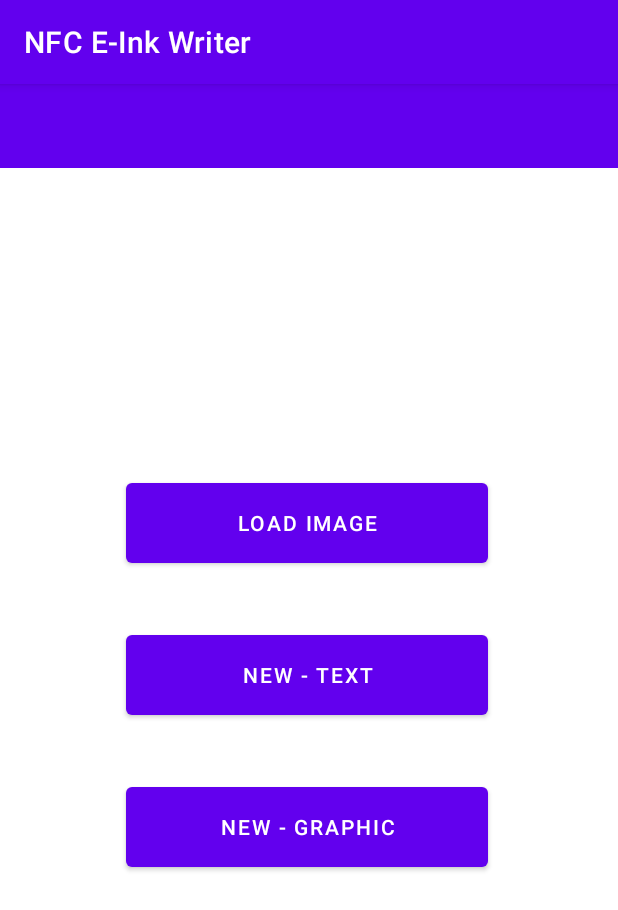
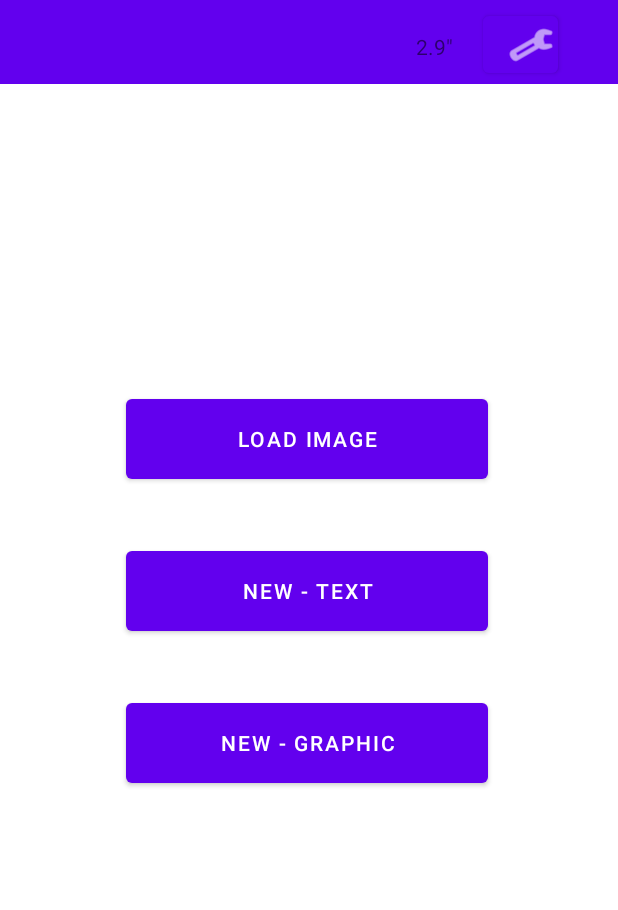
Before and after one commit to sunsetroute1/sankara, an Android app: the screen it shows after launch (MainActivity), on a phone screen of 412 x 824 dp. Shown: the top 910 px of the screen. Run offline under Robolectric (Android 15) with nearby library versions, the phone set to English and light mode, and no system bars.

Commit message:
Improve: Add action bar, screen size preference
 - Add action bar / top bar
 - Add screen size preference display in top bar
 - Add screen size preference edit dialog, save to sharedPrefs
 - Add Preferences wrapper class

```diff
--- /dev/null
+++ b/app/src/main/java/com/joshuatz/nfceinkwriter/Constants.kt
@@ -0,0 +1,23 @@
+package com.joshuatz.nfceinkwriter
+
+// Order matches WS SDK Enum
+var ScreenSizes = arrayOf(
+    "2.13\"",
+    "2.9\"",
+    "4.2\"",
+    "7.5\"",
+    "7.5\" HD",
+    "2.7\"",
+    "2.9\" v.B",
+)
+
+var DefaultScreenSize = ScreenSizes[1];
+
+object Constants {
+    var Preference_File_Key = "Preferences";
+    var PreferenceKeys = PrefKeys;
+}
+
+object PrefKeys {
+    var DisplaySize = "Display_Size";
+}
--- a/app/src/main/java/com/joshuatz/nfceinkwriter/MainActivity.kt
+++ b/app/src/main/java/com/joshuatz/nfceinkwriter/MainActivity.kt
@@ -2,6 +2,7 @@ package com.joshuatz.nfceinkwriter
 
 import android.app.Activity
 import android.app.PendingIntent
+import android.content.Context
 import android.content.Intent
 import android.content.IntentFilter
 import android.net.Uri
@@ -11,9 +12,11 @@ import androidx.appcompat.app.AppCompatActivity
 import android.os.Bundle
 import android.util.Log
 import android.widget.Button
+import android.widget.TextView
 import android.widget.Toast
 
 class MainActivity : AppCompatActivity() {
+    private var mPreferencesController: Preferences? = null;
     private var mNfcAdapter: NfcAdapter? = null;
     private var mPendingIntent: PendingIntent? = null;
     private var mNfcTechList = arrayOf(arrayOf(NfcA::class.java.name));
@@ -22,9 +25,18 @@ class MainActivity : AppCompatActivity() {
     private enum class IntentCodes {
         ImageFilePicked
     }
+
     override fun onCreate(savedInstanceState: Bundle?) {
         super.onCreate(savedInstanceState);
         setContentView(R.layout.activity_main);
+
+        // Register action bar / toolbar
+        setSupportActionBar(findViewById(R.id.main_toolbar));
+
+        // Get user preferences
+        this.mPreferencesController = Preferences(this);
+        var sharedPrefs = this.mPreferencesController?.getPreferences();
+        this.updateScreenSizeDisplay(null);
 
         // Set up intent and intent filters for NFC / NDEF scanning
         // This is part of the setup for foreground dispatch system
@@ -47,9 +59,17 @@ class MainActivity : AppCompatActivity() {
             Toast.makeText(this, "NFC is not available on this device.", Toast.LENGTH_LONG).show();
         }
 
+        // Setup screen size changer
+        val screenSizeChangeInvite: Button = findViewById(R.id.changeDisplaySizeInvite);
+        screenSizeChangeInvite.setOnClickListener {
+            this.mPreferencesController?.showScreenSizePicker(fun(updated: String): Void? {
+                this.updateScreenSizeDisplay(updated);
+                return null;
+            });
+        }
 
         // Setup image file picker
-        val imageFilePickerCTA: Button = findViewById(R.id.pick_image_file_cta)
+        val imageFilePickerCTA: Button = findViewById(R.id.cta_pick_image_file)
         imageFilePickerCTA.setOnClickListener {
             val intent = Intent(Intent.ACTION_OPEN_DOCUMENT).apply {
                 addCategory(Intent.CATEGORY_OPENABLE)
@@ -88,4 +108,13 @@ class MainActivity : AppCompatActivity() {
         Log.i("New intent", "New Intent: $intent");
     }
 
+    private fun updateScreenSizeDisplay(updated: String?) {
+        var screenSizeStr = updated;
+        if (screenSizeStr == null) {
+            screenSizeStr = this.mPreferencesController?.getPreferences()
+                ?.getString(Constants.PreferenceKeys.DisplaySize, DefaultScreenSize);
+        }
+        findViewById<TextView>(R.id.currentDisplaySize).text = screenSizeStr ?: DefaultScreenSize;
+    }
+
 }
--- /dev/null
+++ b/app/src/main/java/com/joshuatz/nfceinkwriter/Preferences.kt
@@ -0,0 +1,38 @@
+package com.joshuatz.nfceinkwriter
+
+import android.app.Activity
+import android.app.AlertDialog
+import android.content.Context
+import android.content.DialogInterface
+import android.content.SharedPreferences
+import com.joshuatz.nfceinkwriter.Constants.PreferenceKeys
+import com.joshuatz.nfceinkwriter.Constants.Preference_File_Key
+
+class Preferences {
+    private var mActivity: Activity;
+    private var mAppContext: Context;
+
+    constructor(activity: Activity) {
+        this.mActivity = activity;
+        this.mAppContext = activity.applicationContext;
+    }
+
+    public fun getPreferences(): SharedPreferences {
+        return this.mAppContext.getSharedPreferences(Preference_File_Key, Context.MODE_PRIVATE);
+    }
+
+    public fun showScreenSizePicker(callback: (String) -> Void?) {
+        val alertBuilder = AlertDialog.Builder(this.mActivity);
+        alertBuilder
+            .setTitle("Pick Your Screen Size")
+            .setItems(ScreenSizes, DialogInterface.OnClickListener { dialog, which ->
+                val selectedSize = ScreenSizes[which];
+                with (this.getPreferences().edit()) {
+                    putString(PreferenceKeys.DisplaySize, selectedSize);
+                    apply();
+                }
+                callback(selectedSize);
+            });
+        alertBuilder.show();
+    }
+}
--- a/app/src/main/res/layout/activity_main.xml
+++ b/app/src/main/res/layout/activity_main.xml
@@ -45,6 +45,36 @@
         android:minHeight="?attr/actionBarSize"
         android:theme="?attr/actionBarTheme"
         app:layout_constraintStart_toStartOf="parent"
-        app:layout_constraintTop_toTopOf="parent" />
+        app:layout_constraintTop_toTopOf="parent" >
+
+        <androidx.constraintlayout.widget.ConstraintLayout
+            android:layout_width="match_parent"
+            android:layout_height="match_parent"
+        >
+
+            <TextView
+                android:id="@+id/currentDisplaySize"
+                android:layout_width="wrap_content"
+                android:layout_height="wrap_content"
+                android:layout_marginTop="20dp"
+                android:layout_marginEnd="20dp"
+                android:text="@string/currDisplaySizeDefaultText"
+                app:layout_constraintEnd_toStartOf="@+id/changeDisplaySizeInvite"
+                app:layout_constraintTop_toTopOf="parent" />
+
+            <Button
+                android:id="@+id/changeDisplaySizeInvite"
+                android:layout_width="50dp"
+                android:layout_height="50dp"
+                android:layout_marginTop="3dp"
+                android:layout_marginEnd="40dp"
+                app:icon="@android:drawable/ic_menu_preferences"
+                app:iconPadding="2dp"
+                app:layout_constraintEnd_toEndOf="parent"
+                app:layout_constraintTop_toTopOf="parent" />
+        </androidx.constraintlayout.widget.ConstraintLayout>
+
+    </androidx.appcompat.widget.Toolbar>
+
 
 </androidx.constraintlayout.widget.ConstraintLayout>
--- a/app/src/main/res/values-night/themes.xml
+++ b/app/src/main/res/values-night/themes.xml
@@ -1,6 +1,6 @@
 <resources xmlns:tools="http://schemas.android.com/tools">
     <!-- Base application theme. -->
-    <style name="Theme.NFCEInkWriter" parent="Theme.MaterialComponents.DayNight.DarkActionBar">
+    <style name="Theme.NFCEInkWriter" parent="Theme.MaterialComponents.DayNight.NoActionBar">
         <!-- Primary brand color. -->
         <item name="colorPrimary">@color/purple_200</item>
         <item name="colorPrimaryVariant">@color/purple_700</item>
--- a/app/src/main/res/values/strings.xml
+++ b/app/src/main/res/values/strings.xml
@@ -3,4 +3,5 @@
     <string name="pick_image_file_cta_text">Load Image</string>
     <string name="cta_new_text_invite">New - Text</string>
     <string name="cta_new_graphic_invite">New - Graphic</string>
+    <string name="currDisplaySizeDefaultText">Select a Display Size</string>
 </resources>
--- a/app/src/main/res/values/themes.xml
+++ b/app/src/main/res/values/themes.xml
@@ -1,6 +1,6 @@
 <resources xmlns:tools="http://schemas.android.com/tools">
     <!-- Base application theme. -->
-    <style name="Theme.NFCEInkWriter" parent="Theme.MaterialComponents.DayNight.DarkActionBar">
+    <style name="Theme.NFCEInkWriter" parent="Theme.MaterialComponents.DayNight.NoActionBar">
         <!-- Primary brand color. -->
         <item name="colorPrimary">@color/purple_500</item>
         <item name="colorPrimaryVariant">@color/purple_700</item>
```
